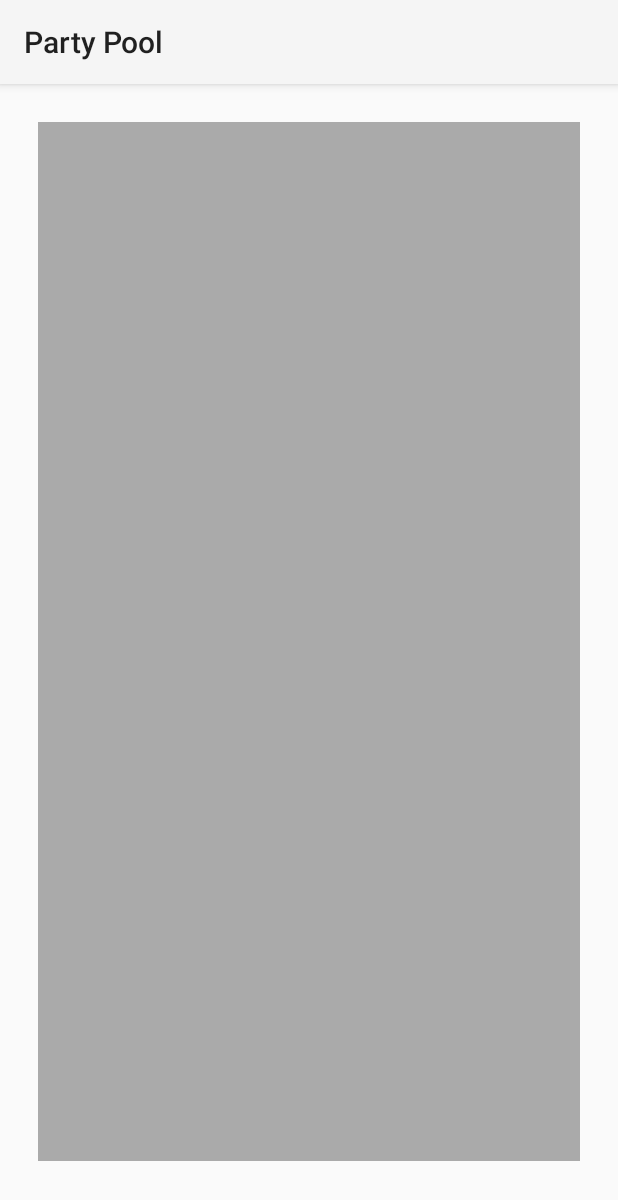
After one commit to JakeMander/PartyPool, an Android app: the fragment mid_party_admin shown on its own in the app's theme, on a phone screen of 412 x 824 dp. The commit adds this screen. Shown: the top 1200 px of the screen. Run offline under Robolectric (Android 15) with nearby library versions, the light colour scheme and no system bars.

Commit message:
Added the base for Admin (party)
Changed the dialog boxes to open the correct fragments (create goes to admin frags, join goes to guest frags)

```diff
--- a/PartyPoolApp/app/src/main/java/com/MONT3/partypoolapp/CreateDialog.java
+++ b/PartyPoolApp/app/src/main/java/com/MONT3/partypoolapp/CreateDialog.java
@@ -33,6 +33,7 @@ public class CreateDialog extends AppCompatDialogFragment {
                         //choice = 1;
                         Toast.makeText(getActivity(),"Selected option: Party Mode",Toast.LENGTH_SHORT).show();
                         Intent myIntent = new Intent(getContext(), MainScreenParty.class);
+                        myIntent.putExtra("LoginType","Admin");
                         startActivity(myIntent);
                     }
                     else if(radioContinuous.isChecked())
--- /dev/null
+++ b/PartyPoolApp/app/src/main/java/com/MONT3/partypoolapp/mid_party_admin.java
@@ -0,0 +1,29 @@
+package com.MONT3.partypoolapp;
+
+
+import android.os.Bundle;
+import android.support.v4.app.Fragment;
+import android.view.LayoutInflater;
+import android.view.View;
+import android.view.ViewGroup;
+
+
+/**
+ * A simple {@link Fragment} subclass.
+ */
+public class mid_party_admin extends Fragment {
+
+
+    public mid_party_admin() {
+        // Required empty public constructor
+    }
+
+
+    @Override
+    public View onCreateView(LayoutInflater inflater, ViewGroup container,
+                             Bundle savedInstanceState) {
+        // Inflate the layout for this fragment
+        return inflater.inflate(R.layout.fragment_mid_party_admin, container, false);
+    }
+
+}
--- /dev/null
+++ b/PartyPoolApp/app/src/main/res/layout/fragment_mid_party_admin.xml
@@ -0,0 +1,21 @@
+<?xml version="1.0" encoding="utf-8"?>
+<FrameLayout xmlns:android="http://schemas.android.com/apk/res/android"
+    xmlns:tools="http://schemas.android.com/tools"
+    android:layout_width="match_parent"
+    android:layout_height="match_parent"
+    tools:context=".mid_party_admin"
+    android:background="@android:color/transparent">
+
+    <!-- TODO: Update blank fragment layout -->
+    <RelativeLayout
+        android:layout_width="match_parent"
+        android:layout_height="match_parent"
+        android:layout_marginHorizontal="25dp"
+        android:layout_marginTop="25dp"
+        android:layout_marginBottom="50dp"
+        android:background="#AAAAAA"
+        android:paddingHorizontal="10dp">
+
+    </RelativeLayout>
+
+</FrameLayout>
```
Also changed, not shown: PartyPoolApp/app/src/main/java/com/MONT3/partypoolapp/JoinDialog.java (+9 -3 lines), PartyPoolApp/app/src/main/java/com/MONT3/partypoolapp/MainScreenParty.java (+23 -7 lines).
